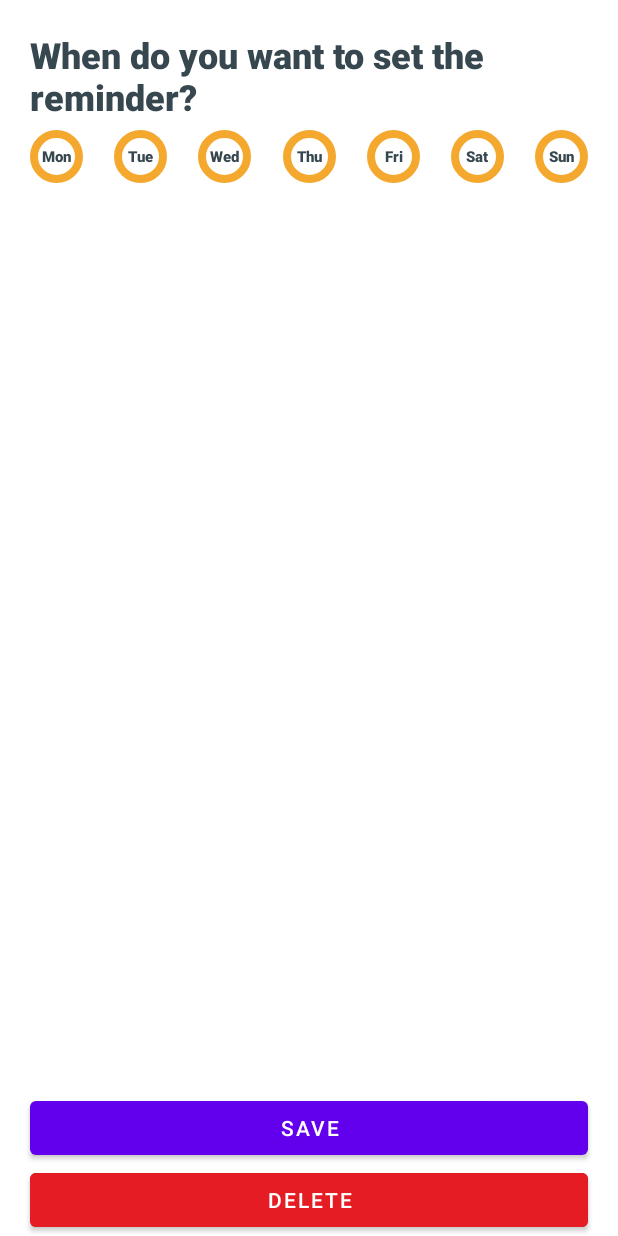
After one commit to Puit/KeepInTouch, an Android app: the layout fragment_new_notification.xml on its own in the app's theme, with its tools: preview values and no code run, on a phone screen of 412 x 824 dp. The commit adds this screen. Run offline under Robolectric (Android 15) with nearby library versions, the phone set to English and light mode, and no system bars.

Commit message:
Crear pantalla NewNotification

```diff
--- /dev/null
+++ b/app/src/main/java/com/nunnos/keepintouch/presentation/component/CircleTextInsideRadiobutton.kt
@@ -0,0 +1,121 @@
+package com.nunnos.keepintouch.presentation.component
+
+import android.content.Context
+import android.graphics.drawable.Drawable
+import android.text.TextUtils
+import android.util.AttributeSet
+import android.view.LayoutInflater
+import androidx.constraintlayout.widget.ConstraintLayout
+import com.nunnos.keepintouch.R
+import com.nunnos.keepintouch.databinding.ComponentCircleTextInsideRadiobuttonBinding
+
+class CircleTextInsideRadiobutton @JvmOverloads constructor(
+    context: Context,
+    attrs: AttributeSet? = null
+) :
+    ConstraintLayout(context, attrs) {
+
+    enum class Status(val value: Int) {
+        SELECTED(0),
+        UNSELECTED(1),
+        DISABLED(2);
+
+        companion object {
+            fun fromInt(value: Int) = values().first { it.value == value }
+        }
+    }
+
+    private var binding: ComponentCircleTextInsideRadiobuttonBinding? = null
+    private var listener: CustomListener? = null
+    var disabledDrawable: Drawable? = null
+    var selectedDrawable: Drawable? = null
+    var unselectedDrawable: Drawable? = null
+    private var status: Status = Status.UNSELECTED
+
+    init {
+        bindView()
+        setListener()
+        parseAttributes(attrs)
+    }
+
+    private fun bindView() {
+        binding = ComponentCircleTextInsideRadiobuttonBinding.inflate(
+            LayoutInflater.from(context),
+            this,
+            true
+        )
+    }
+
+    private fun setListener() {
+        binding!!.circleTextInsideRadiobutton.setOnClickListener {
+            listener?.onItemClick()
+            when (status) {
+                Status.UNSELECTED -> {
+                    binding!!.circleTextInsideRadiobutton.background =
+                        selectedDrawable
+                    status = Status.SELECTED
+                }
+                Status.SELECTED -> {
+                    binding!!.circleTextInsideRadiobutton.background =
+                        unselectedDrawable
+                    status = Status.UNSELECTED
+                }
+                Status.DISABLED -> {}//Do nothing
+            }
+        }
+    }
+
+    private fun parseAttributes(attrs: AttributeSet?) {
+        if (attrs == null) {
+            return
+        }
+        val attributes =
+            context.obtainStyledAttributes(attrs, R.styleable.CircleTextInsideRadiobutton, 0, 0)
+        val text = attributes.getText(R.styleable.CircleTextInsideRadiobutton_CTIR_text)
+        disabledDrawable =
+            attributes.getDrawable(R.styleable.CircleTextInsideRadiobutton_CTIR_drawable_disabled)
+        selectedDrawable =
+            attributes.getDrawable(R.styleable.CircleTextInsideRadiobutton_CTIR_drawable_selected)
+        unselectedDrawable =
+            attributes.getDrawable(R.styleable.CircleTextInsideRadiobutton_CTIR_drawable_unselected)
+        status = Status.fromInt(
+            attributes.getInt(
+                R.styleable.CircleTextInsideRadiobutton_CTIR_status,
+                0
+            )
+        )
+
+        if (!TextUtils.isEmpty(text))
+            binding?.circleTextInsideRadiobutton?.text = text
+        else
+            binding?.circleTextInsideRadiobutton?.text = ""
+
+        setStatus(status)
+    }
+
+    fun setStatus(status: Status){
+        this.status = status
+        when (status) {
+            Status.UNSELECTED -> binding!!.circleTextInsideRadiobutton.background =
+                unselectedDrawable
+            Status.SELECTED -> binding!!.circleTextInsideRadiobutton.background = selectedDrawable
+            Status.DISABLED -> binding!!.circleTextInsideRadiobutton.background = disabledDrawable
+        }
+    }
+    fun getStatus(): Status{
+        return status
+    }
+
+    fun setListener(l: CustomListener?) {
+        listener = l
+    }
+
+    /*TODO: adaptar a estilo kotlin*/
+    fun setText(text: String?) {
+        binding?.circleTextInsideRadiobutton?.text = text ?: ""
+    }
+
+    interface CustomListener {
+        fun onItemClick()
+    }
+}
--- /dev/null
+++ b/app/src/main/java/com/nunnos/keepintouch/presentation/component/WeekDayPicker.kt
@@ -0,0 +1,213 @@
+package com.nunnos.keepintouch.presentation.component
+
+import android.content.Context
+import android.content.res.TypedArray
+import android.graphics.drawable.Drawable
+import android.util.AttributeSet
+import android.view.LayoutInflater
+import androidx.constraintlayout.widget.ConstraintLayout
+import com.nunnos.keepintouch.R
+import com.nunnos.keepintouch.databinding.ComponentDayPickerBinding
+import com.nunnos.keepintouch.presentation.component.WeekDayPicker.StartingDay.Companion.fromInt
+
+class WeekDayPicker @JvmOverloads constructor(
+    context: Context,
+    attrs: AttributeSet? = null
+) :
+    ConstraintLayout(context, attrs) {
+    enum class StartingDay(val value: Int) {
+        MONDAY(0),
+        SUNDAY(1);
+
+        companion object {
+            fun fromInt(value: Int) = values().first { it.value == value }
+        }
+    }
+
+    private var databinding: ComponentDayPickerBinding? = null
+    var startingDay = StartingDay.MONDAY
+
+    private lateinit var mondayCircle: CircleTextInsideRadiobutton
+    private lateinit var tuesdayCircle: CircleTextInsideRadiobutton
+    private lateinit var wednesdayCircle: CircleTextInsideRadiobutton
+    private lateinit var thursdayCircle: CircleTextInsideRadiobutton
+    private lateinit var fridayCircle: CircleTextInsideRadiobutton
+    private lateinit var saturdayCircle: CircleTextInsideRadiobutton
+    private lateinit var sundayCircle: CircleTextInsideRadiobutton
+
+    private var selected: Drawable? = null
+    private var unselected: Drawable? = null
+    private var disabled: Drawable? = null
+
+    private var selectedWeekend: Drawable? = null
+    private var unselectedWeekend: Drawable? = null
+    private var disabledWeekend: Drawable? = null
+
+    init {
+        bindView()
+        parseAttributes(attrs)
+    }
+
+    private fun bindView() {
+        databinding = ComponentDayPickerBinding.inflate(
+            LayoutInflater.from(context),
+            this,
+            true
+        )
+    }
+
+    private fun parseAttributes(attrs: AttributeSet?) {
+        if (attrs == null) {
+            return
+        }
+        val attributes =
+            context.obtainStyledAttributes(attrs, R.styleable.WeekDayPicker, 0, 0)
+
+        startingDay = fromInt(attributes.getInt(R.styleable.WeekDayPicker_WDP_starting_day, 0))
+
+        initCircles()
+        setTextToCircles(attributes)
+        getDrawables(attributes)
+        saveDrawables()
+    }
+
+    private fun initCircles() {
+        if (startingDay == StartingDay.MONDAY) {
+            mondayCircle = databinding!!.dayPicker1
+            tuesdayCircle = databinding!!.dayPicker2
+            wednesdayCircle = databinding!!.dayPicker3
+            thursdayCircle = databinding!!.dayPicker4
+            fridayCircle = databinding!!.dayPicker5
+            saturdayCircle = databinding!!.dayPicker6
+            sundayCircle = databinding!!.dayPicker7
+        } else {
+            sundayCircle = databinding!!.dayPicker1
+            mondayCircle = databinding!!.dayPicker2
+            tuesdayCircle = databinding!!.dayPicker3
+            wednesdayCircle = databinding!!.dayPicker4
+            thursdayCircle = databinding!!.dayPicker5
+            fridayCircle = databinding!!.dayPicker6
+            saturdayCircle = databinding!!.dayPicker7
+        }
+    }
+
+    private fun setTextToCircles(attributes: TypedArray) {
+        mondayCircle.setText(
+            attributes.getString(R.styleable.WeekDayPicker_WDP_monday_text)
+        )
+        tuesdayCircle.setText(
+            attributes.getString(R.styleable.WeekDayPicker_WDP_tuesday_text)
+        )
+        wednesdayCircle.setText(
+            attributes.getString(R.styleable.WeekDayPicker_WDP_wednesday_text)
+        )
+        thursdayCircle.setText(
+            attributes.getString(R.styleable.WeekDayPicker_WDP_thursday_text)
+        )
+        fridayCircle.setText(
+            attributes.getString(R.styleable.WeekDayPicker_WDP_friday_text)
+        )
+        saturdayCircle.setText(
+            attributes.getString(R.styleable.WeekDayPicker_WDP_saturday_text)
+        )
+        sundayCircle.setText(
+            attributes.getString(R.styleable.WeekDayPicker_WDP_sunday_text)
+        )
+    }
+
+    private fun getDrawables(attributes: TypedArray) {
+        selected = attributes.getDrawable(R.styleable.WeekDayPicker_WDP_drawable_selected)
+        unselected = attributes.getDrawable(R.styleable.WeekDayPicker_WDP_drawable_unselected)
+        disabled = attributes.getDrawable(R.styleable.WeekDayPicker_WDP_drawable_disabled)
+
+        selectedWeekend =
+            attributes.getDrawable(R.styleable.WeekDayPicker_WDP_weekend_drawable_selected)
+        unselectedWeekend =
+            attributes.getDrawable(R.styleable.WeekDayPicker_WDP_weekend_drawable_unselected)
+        disabledWeekend =
+            attributes.getDrawable(R.styleable.WeekDayPicker_WDP_weekend_drawable_disabled)
+    }
+
+    private fun setDrawables(
+        circle: CircleTextInsideRadiobutton,
+        selected: Drawable?,
+        unselected: Drawable?,
+        disabled: Drawable?
+    ) {
+        circle.selectedDrawable = selected
+        circle.unselectedDrawable = unselected
+        circle.disabledDrawable = disabled
+    }
+
+    private fun saveDrawables() {
+        setDrawables(mondayCircle, selected, unselected, disabled)
+        setDrawables(tuesdayCircle, selected, unselected, disabled)
+        setDrawables(wednesdayCircle, selected, unselected, disabled)
+        setDrawables(thursdayCircle, selected, unselected, disabled)
+        setDrawables(fridayCircle, selected, unselected, disabled)
+        setDrawables(
+            saturdayCircle,
+            selectedWeekend ?: selected,
+            unselectedWeekend ?: unselected,
+            disabledWeekend ?: disabled
+        )
+        setDrawables(
+            sundayCircle,
+            selectedWeekend ?: selected,
+            unselectedWeekend ?: unselected,
+            disabledWeekend ?: disabled
+        )
+    }
+
+    fun getStatusWeekStartingOnMonday(): List<CircleTextInsideRadiobutton.Status> {
+        return listOf(
+            mondayCircle.getStatus(),
+            tuesdayCircle.getStatus(),
+            wednesdayCircle.getStatus(),
+            thursdayCircle.getStatus(),
+            fridayCircle.getStatus(),
+            saturdayCircle.getStatus(),
+            sundayCircle.getStatus()
+        )
+    }
+
+    fun getStatusWeekStartingOnSunday(): List<CircleTextInsideRadiobutton.Status> {
+        return listOf(
+            sundayCircle.getStatus(),
+            mondayCircle.getStatus(),
+            tuesdayCircle.getStatus(),
+            wednesdayCircle.getStatus(),
+            thursdayCircle.getStatus(),
+            fridayCircle.getStatus(),
+            saturdayCircle.getStatus()
+        )
+    }
+
+    fun getMondayStatus(): CircleTextInsideRadiobutton.Status {
+        return mondayCircle.getStatus()
+    }
+
+    fun getTuesdayStatus(): CircleTextInsideRadiobutton.Status {
+        return tuesdayCircle.getStatus()
+    }
+
+    fun getWednesdayStatus(): CircleTextInsideRadiobutton.Status {
+        return wednesdayCircle.getStatus()
+    }
+
+    fun getThursdayStatus(): CircleTextInsideRadiobutton.Status {
+        return thursdayCircle.getStatus()
+    }
+
+    fun getFridayStatus(): CircleTextInsideRadiobutton.Status {
+        return fridayCircle.getStatus()
+    }
+
+    fun getSaturdayStatus(): CircleTextInsideRadiobutton.Status {
+        return saturdayCircle.getStatus()
+    }
+
+    fun getSundayStatus(): CircleTextInsideRadiobutton.Status {
+        return sundayCircle.getStatus()
+    }
+}
--- a/app/src/main/java/com/nunnos/keepintouch/presentation/feature/contactinfo/ContactInfoNavigation.java
+++ b/app/src/main/java/com/nunnos/keepintouch/presentation/feature/contactinfo/ContactInfoNavigation.java
@@ -12,7 +12,8 @@ import java.lang.annotation.RetentionPolicy;
         ContactInfoNavigation.CONTACT_PERSONAL_DATA,
         ContactInfoNavigation.NEW_CONVERSATION,
         ContactInfoNavigation.EDIT_CONTACT,
-        ContactInfoNavigation.NEW_COMMENT
+        ContactInfoNavigation.NEW_COMMENT,
+        ContactInfoNavigation.NEW_NOTIFICATION
 })
 @Retention(RetentionPolicy.SOURCE)
 public @interface ContactInfoNavigation {
@@ -22,4 +23,5 @@ public @interface ContactInfoNavigation {
     int NEW_CONVERSATION = 3;
     int EDIT_CONTACT = 4;
     int NEW_COMMENT = 5;
+    int NEW_NOTIFICATION = 6;
 }
--- a/app/src/main/java/com/nunnos/keepintouch/presentation/feature/contactinfo/activity/vm/ContactInfoNavigationViewModel.java
+++ b/app/src/main/java/com/nunnos/keepintouch/presentation/feature/contactinfo/activity/vm/ContactInfoNavigationViewModel.java
@@ -35,5 +35,8 @@ public class ContactInfoNavigationViewModel extends ViewModel {
     public void showNewComment() {
         navigation.setValue(ContactInfoNavigation.NEW_COMMENT);
     }
+    public void showNewNotification() {
+        navigation.setValue(ContactInfoNavigation.NEW_NOTIFICATION);
+    }
 
 }
--- a/app/src/main/java/com/nunnos/keepintouch/utils/Constants.java
+++ b/app/src/main/java/com/nunnos/keepintouch/utils/Constants.java
@@ -12,6 +12,7 @@ public class Constants {
     public static final String EXTRA_CONTACT_SELECTED_ID = "EXTRA_CONTACT_SELECTED_ID";
     public static final String KEY_DELETE_CONTACT = "KEY_DELETE_CONTACT";
     public static final String KEY_REFRESH_MAIN = "KEY_REFRESH_MAIN";
+    public static final String KEY_NOTIFICATIONS_ID_LIST = "KEY_NOTIFICATIONS_ID_LIST";
 
     public static final int DEFAULT_CARD_BG_COLOR = R.color.background_purple;
 
--- /dev/null
+++ b/app/src/main/res/drawable/bg_circle_empty.xml
@@ -0,0 +1,7 @@
+<?xml version="1.0" encoding="utf-8"?>
+<shape xmlns:android="http://schemas.android.com/apk/res/android"
+    android:shape="oval">
+    <corners android:radius="10dip"/>
+    <stroke android:color="@color/text_accent_yellow" android:width="5dip"/>
+    <solid android:color="@color/background_transparent"/>
+</shape>
--- /dev/null
+++ b/app/src/main/res/drawable/bg_circle_full.xml
@@ -0,0 +1,7 @@
+<?xml version="1.0" encoding="utf-8"?>
+<shape xmlns:android="http://schemas.android.com/apk/res/android"
+    android:shape="oval">
+    <corners android:radius="10dip"/>
+    <stroke android:color="@color/text_accent_yellow" android:width="5dip"/>
+    <solid android:color="@color/text_accent_yellow"/>
+</shape>
--- /dev/null
+++ b/app/src/main/res/layout/component_circle_text_inside_radiobutton.xml
@@ -0,0 +1,23 @@
+<?xml version="1.0" encoding="utf-8"?>
+<layout xmlns:android="http://schemas.android.com/apk/res/android"
+    xmlns:app="http://schemas.android.com/apk/res-auto"
+    xmlns:tools="http://schemas.android.com/tools">
+
+    <androidx.constraintlayout.widget.ConstraintLayout
+        android:layout_width="wrap_content"
+        android:layout_height="wrap_content">
+
+        <TextView
+            android:id="@+id/circle_text_inside_radiobutton"
+            style="@style/bold.black.24"
+            android:layout_width="35dp"
+            android:layout_height="35dp"
+            android:background="@drawable/bg_circle_empty"
+            android:gravity="center"
+            tools:text="Mon"
+            android:textSize="10dp"
+            app:layout_constraintTop_toTopOf="parent"
+            app:layout_constraintStart_toStartOf="parent"/>
+
+    </androidx.constraintlayout.widget.ConstraintLayout>
+</layout>
--- /dev/null
+++ b/app/src/main/res/layout/component_day_picker.xml
@@ -0,0 +1,91 @@
+<layout xmlns:android="http://schemas.android.com/apk/res/android"
+    xmlns:app="http://schemas.android.com/apk/res-auto">
+
+    <androidx.constraintlayout.widget.ConstraintLayout
+        android:layout_width="match_parent"
+        android:layout_height="wrap_content">
+
+        <com.nunnos.keepintouch.presentation.component.CircleTextInsideRadiobutton
+            android:id="@+id/day_picker_1"
+            android:layout_width="wrap_content"
+            android:layout_height="wrap_content"
+            app:CTIR_drawable_selected="@drawable/bg_circle_full"
+            app:CTIR_drawable_unselected="@drawable/bg_circle_empty"
+            app:CTIR_status="unselected"
+            app:CTIR_text="@string/monday_short"
+            app:layout_constraintStart_toStartOf="parent"
+            app:layout_constraintTop_toTopOf="parent" />
+
+        <com.nunnos.keepintouch.presentation.component.CircleTextInsideRadiobutton
+            android:id="@+id/day_picker_2"
+            android:layout_width="wrap_content"
+            android:layout_height="wrap_content"
+            app:CTIR_drawable_selected="@drawable/bg_circle_full"
+            app:CTIR_drawable_unselected="@drawable/bg_circle_empty"
+            app:CTIR_status="unselected"
+            app:CTIR_text="@string/tuesday_short"
+            app:layout_constraintEnd_toStartOf="@+id/day_picker_3"
+            app:layout_constraintStart_toEndOf="@id/day_picker_1"
+            app:layout_constraintTop_toTopOf="parent" />
+
+        <com.nunnos.keepintouch.presentation.component.CircleTextInsideRadiobutton
+            android:id="@+id/day_picker_3"
+            android:layout_width="wrap_content"
+            android:layout_height="wrap_content"
+            app:CTIR_drawable_selected="@drawable/bg_circle_full"
+            app:CTIR_drawable_unselected="@drawable/bg_circle_empty"
+            app:CTIR_status="unselected"
+            app:CTIR_text="@string/wednesday_short"
+            app:layout_constraintEnd_toStartOf="@+id/day_picker_4"
+            app:layout_constraintStart_toEndOf="@id/day_picker_2"
+            app:layout_constraintTop_toTopOf="parent" />
+
+        <com.nunnos.keepintouch.presentation.component.CircleTextInsideRadiobutton
+            android:id="@+id/day_picker_4"
+            android:layout_width="wrap_content"
+            android:layout_height="wrap_content"
+            app:CTIR_drawable_selected="@drawable/bg_circle_full"
+            app:CTIR_drawable_unselected="@drawable/bg_circle_empty"
+            app:CTIR_status="unselected"
+            app:CTIR_text="@string/thursday_short"
+            app:layout_constraintEnd_toStartOf="@+id/day_picker_5"
+            app:layout_constraintStart_toEndOf="@id/day_picker_3"
+            app:layout_constraintTop_toTopOf="parent" />
+
+        <com.nunnos.keepintouch.presentation.component.CircleTextInsideRadiobutton
+            android:id="@+id/day_picker_5"
+            android:layout_width="wrap_content"
+            android:layout_height="wrap_content"
+            app:CTIR_drawable_selected="@drawable/bg_circle_full"
+            app:CTIR_drawable_unselected="@drawable/bg_circle_empty"
+            app:CTIR_status="unselected"
+            app:CTIR_text="@string/friday_short"
+            app:layout_constraintEnd_toStartOf="@+id/day_picker_6"
+            app:layout_constraintStart_toEndOf="@id/day_picker_4"
+            app:layout_constraintTop_toTopOf="parent" />
+
+        <com.nunnos.keepintouch.presentation.component.CircleTextInsideRadiobutton
+            android:id="@+id/day_picker_6"
+            android:layout_width="wrap_content"
+            android:layout_height="wrap_content"
+            app:CTIR_drawable_selected="@drawable/bg_circle_full"
+            app:CTIR_drawable_unselected="@drawable/bg_circle_empty"
+            app:CTIR_status="unselected"
+            app:CTIR_text="@string/saturday_short"
+            app:layout_constraintEnd_toStartOf="@+id/day_picker_7"
+            app:layout_constraintStart_toEndOf="@id/day_picker_5"
+            app:layout_constraintTop_toTopOf="parent" />
+
+        <com.nunnos.keepintouch.presentation.component.CircleTextInsideRadiobutton
+            android:id="@+id/day_picker_7"
+            android:layout_width="wrap_content"
+            android:layout_height="wrap_content"
+            app:CTIR_drawable_selected="@drawable/bg_circle_full"
+            app:CTIR_drawable_unselected="@drawable/bg_circle_empty"
+            app:CTIR_status="unselected"
+            app:CTIR_text="@string/sunday_short"
+            app:layout_constraintEnd_toEndOf="parent"
+            app:layout_constraintTop_toTopOf="parent" />
+
+    </androidx.constraintlayout.widget.ConstraintLayout>
+</layout>
--- /dev/null
+++ b/app/src/main/res/layout/fragment_new_notification.xml
@@ -0,0 +1,66 @@
+<?xml version="1.0" encoding="utf-8"?>
+<layout xmlns:android="http://schemas.android.com/apk/res/android"
+    xmlns:app="http://schemas.android.com/apk/res-auto"
+    xmlns:tools="http://schemas.android.com/tools">
+
+    <androidx.constraintlayout.widget.ConstraintLayout
+        android:layout_width="match_parent"
+        android:layout_height="match_parent">
+
+        <TextView
+            android:id="@+id/new_notification_title"
+            style="@style/bold.black.24"
+            android:layout_width="match_parent"
+            android:layout_height="wrap_content"
+            android:layout_marginHorizontal="20dp"
+            android:layout_marginTop="20dp"
+            android:text="When do you want to set the reminder?"
+            app:layout_constraintTop_toTopOf="parent" />
+
+        <com.nunnos.keepintouch.presentation.component.WeekDayPicker
+            android:id="@+id/new_notification_week"
+            android:layout_width="match_parent"
+            android:layout_height="wrap_content"
+            android:layout_marginHorizontal="20dp"
+            android:layout_marginTop="6dp"
+            app:WDP_drawable_selected="@drawable/bg_circle_full"
+            app:WDP_drawable_unselected="@drawable/bg_circle_empty"
+            app:WDP_friday_text="@string/friday_short"
+            app:WDP_monday_text="@string/monday_short"
+            app:WDP_saturday_text="@string/saturday_short"
+            app:WDP_sunday_text="@string/sunday_short"
+            app:WDP_thursday_text="@string/thursday_short"
+            app:WDP_tuesday_text="@string/tuesday_short"
+            app:WDP_wednesday_text="@string/wednesday_short"
+
+            app:layout_constraintTop_toBottomOf="@+id/new_notification_title" />
+
+        <com.google.android.material.button.MaterialButton
+            android:id="@+id/new_notification_save_button"
+            android:layout_width="match_parent"
+            android:layout_height="wrap_content"
+            android:layout_marginHorizontal="20dp"
+            android:text="Save"
+            app:layout_constraintBottom_toTopOf="@+id/new_notification_delete_button" />
+
+        <com.google.android.material.button.MaterialButton
+            android:id="@+id/new_notification_delete_button"
+            android:layout_width="match_parent"
+            android:layout_height="wrap_content"
+            android:layout_marginHorizontal="20dp"
+            android:backgroundTint="@color/background_red"
+            android:text="Delete"
+            android:visibility="gone"
+            app:layout_constraintBottom_toBottomOf="parent"
+            tools:visibility="visible" />
+    </androidx.constraintlayout.widget.ConstraintLayout>
+
+    <data>
+
+        <import type="android.view.View" />
+
+        <variable
+            name="shareviewmodel"
+            type="com.nunnos.keepintouch.presentation.feature.contactinfo.activity.vm.ContactInfoViewModel" />
+    </data>
+</layout>
--- a/app/src/main/res/values/strings.xml
+++ b/app/src/main/res/values/strings.xml
@@ -26,6 +26,13 @@
     <string name="day_of_death">Day of death</string>
     <string name="search">Search…</string>
     <string name="nothing_found">Nothing found</string>
+    <string name="monday_short">Mon</string>
+    <string name="tuesday_short">Tue</string>
+    <string name="wednesday_short">Wed</string>
+    <string name="thursday_short">Thu</string>
+    <string name="friday_short">Fri</string>
+    <string name="saturday_short">Sat</string>
+    <string name="sunday_short">Sun</string>
     <!--ARRAYS-->
 
     <string-array name="genders">
```
Also changed, not shown: app/src/main/java/com/nunnos/keepintouch/presentation/feature/contactinfo/ContactInfoNavigationManager.java (+8 -0 lines), app/src/main/java/com/nunnos/keepintouch/presentation/feature/contactinfo/activity/ContactInfoActivity.java (+6 -3 lines), app/src/main/java/com/nunnos/keepintouch/presentation/feature/contactinfo/fragment/newnotification/NewNotificationFragment.kt (added, +50 -0 lines), app/src/main/res/values/attrs_circle_text_inside_radiobutton.xml (added, +15 -0 lines), app/src/main/res/values/attrs_week_day_picker.xml (added, +34 -0 lines).
